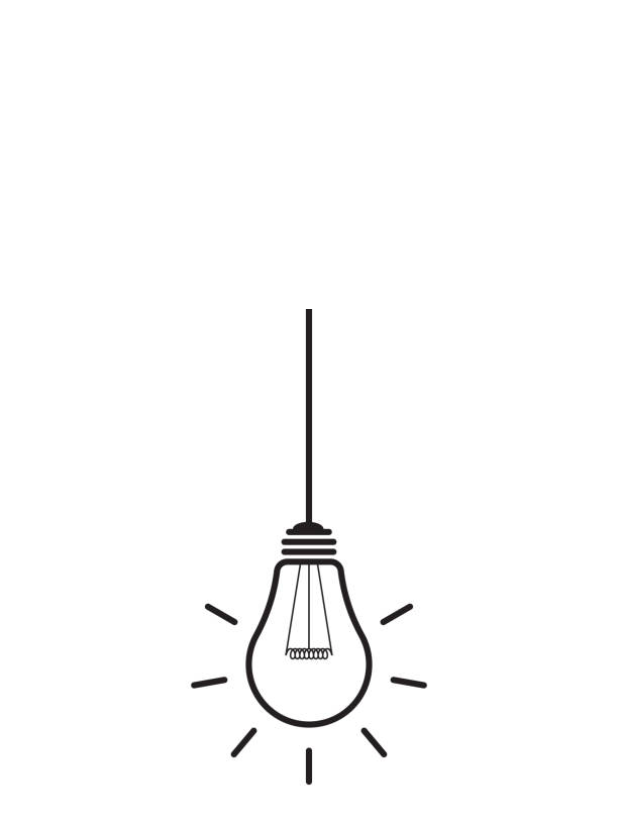
After one commit to naveeramesh/flutter_ui, a Flutter app: the screen it shows after launch, on a phone screen of 412 x 824 dp. The commit adds this screen. Shown: the top 825 px of the screen. Run offline on Flutter 3.47's test engine with Material 2 defaults, Android fonts, the light colour scheme and no system bars; our stand-ins replace avatar_glow, flutter_advanced_drawer, flutter_tindercard, google_fonts, marquee, video_player.

Commit message:
fix/Bulb

```diff
--- /dev/null
+++ b/lib/bulb.dart
@@ -0,0 +1,31 @@
+import 'package:flutter/material.dart';
+
+class Bulb extends StatefulWidget {
+  const Bulb({Key key}) : super(key: key);
+
+  @override
+  _BulbState createState() => _BulbState();
+}
+
+class _BulbState extends State<Bulb> {
+  bool bulb_on = false;
+  @override
+  Widget build(BuildContext context) {
+    return Scaffold(
+      backgroundColor: bulb_on ? Colors.yellow : Colors.white,
+      body: GestureDetector(
+        onTap: () {
+          setState(() {
+            bulb_on = !bulb_on;
+          });
+        },
+        child: Container(
+          height: MediaQuery.of(context).size.height,
+          child: bulb_on
+              ? Image.asset('assets/images/bulb_on.png')
+              : Image.asset('assets/images/bulb_off.jpg'),
+        ),
+      ),
+    );
+  }
+}
--- a/lib/main.dart
+++ b/lib/main.dart
@@ -1,5 +1,5 @@
 import 'package:flutter/material.dart';
-import 'chat/UserChat.dart';
+import 'package:flutter_ui/bulb.dart';
 
 void main() {
   runApp(const MyApp());
@@ -15,6 +15,6 @@ class MyApp extends StatelessWidget {
         theme: ThemeData(
           primarySwatch: Colors.blue,
         ),
-        home: const UserChat());
+        home: const Bulb());
   }
 }
```
Also changed, not shown: assets/images/bulb_off.jpg (added), assets/images/bulb_on.png (added).
